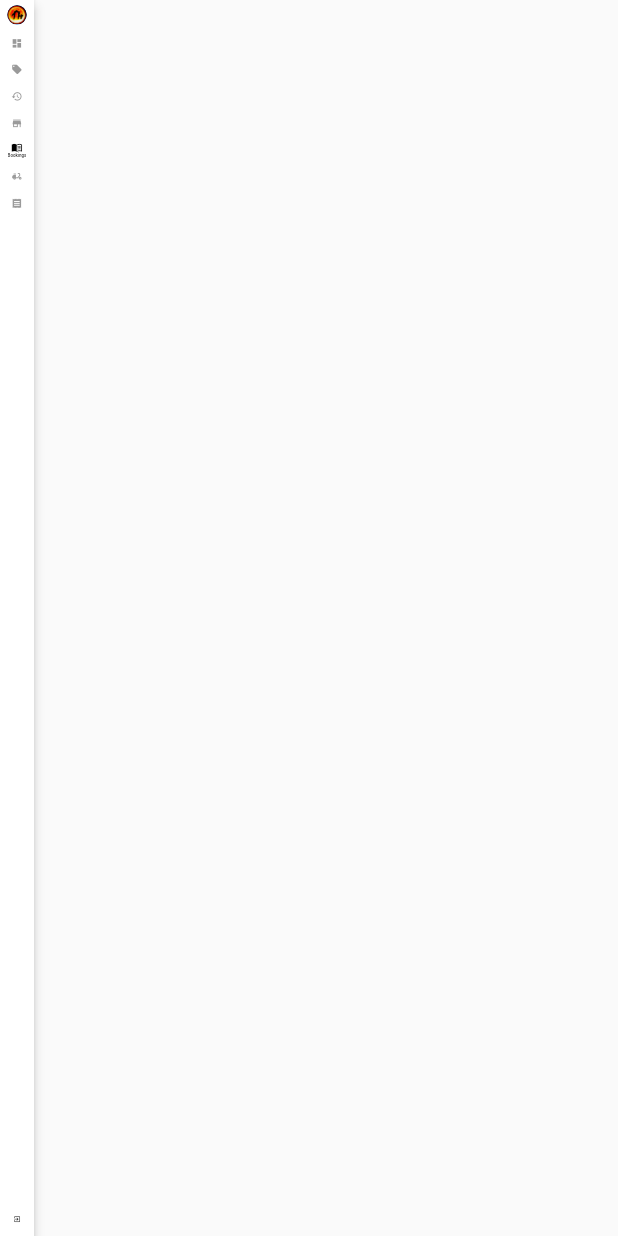
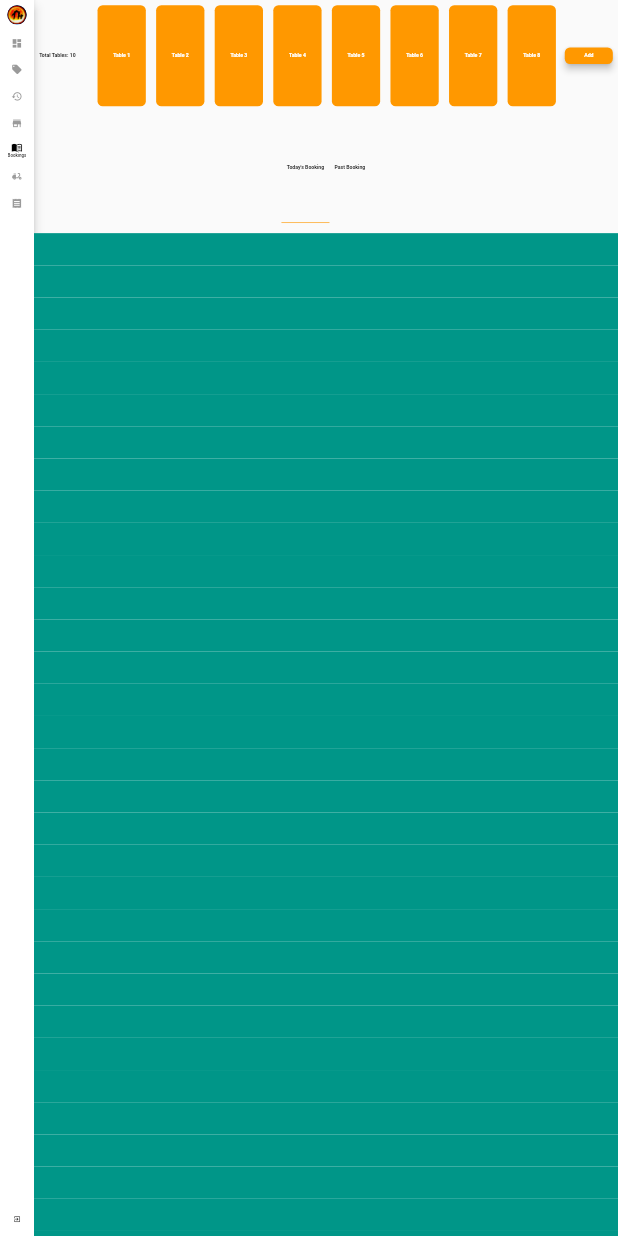
Before and after one commit to sambitraze/thw, a Flutter app: the MyHomePage screen opened directly, on a phone screen of 412 x 824 dp. Run offline on Flutter 3.47's test engine with Material 2 defaults, Android fonts, the phone set to English and light mode, and no system bars; our stand-ins replace firebase_auth, google_fonts, printing, responsive_framework, shared_preferences; missing offline and left inert: firebase_auth_web, firebase_core_web, searchable_dropdown, shared_preferences_web; accounts and stored records are empty.

Commit message:
update booking

```diff
--- a/lib/view/Booking/bookingScreen.dart
+++ b/lib/view/Booking/bookingScreen.dart
@@ -1,18 +1,152 @@
 import 'package:flutter/material.dart';
+import 'package:flutter/painting.dart';
 
 class BookingScreen extends StatefulWidget {
   @override
   _BookingScreenState createState() => _BookingScreenState();
 }
 
-class _BookingScreenState extends State<BookingScreen> {
+class _BookingScreenState extends State<BookingScreen>
+    with TickerProviderStateMixin {
+  int totalTableCount = 10;
+  int _index = 0;
+  TabController _tabController;
+
+  @override
+  void initState() {
+    _tabController =
+        TabController(length: 2, vsync: this, initialIndex: _index);
+    super.initState();
+  }
+
   @override
   Widget build(BuildContext context) {
     return Container(
       child: Column(
         children: [
-          Expanded(flex: 1,child: Row()),
-          Expanded(flex: 9,child: Row()),
+          Expanded(
+            flex: 1,
+            child: Row(
+              children: [
+                Expanded(
+                  child: Padding(
+                    padding: const EdgeInsets.all(16.0),
+                    child: Text(
+                      "Total Tables: $totalTableCount",
+                      style: TextStyle(
+                          fontSize: 16,
+                          fontWeight: FontWeight.bold,
+                          color: Colors.black),
+                    ),
+                  ),
+                  flex: 1,
+                ),
+                Expanded(
+                  child: ListView.builder(
+                    itemCount: totalTableCount,
+                    scrollDirection: Axis.horizontal,
+                    itemBuilder: (context, index) => Padding(
+                      padding: const EdgeInsets.all(16.0),
+                      child: Container(
+                        decoration: BoxDecoration(
+                          borderRadius: BorderRadius.circular(16),
+                          color: Colors.orange,
+                        ),
+                        width: 150,
+                        height: 50,
+                        child: Center(
+                          child: Text(
+                            "Table ${index + 1}",
+                            style: TextStyle(
+                                fontSize: 16,
+                                fontWeight: FontWeight.bold,
+                                color: Colors.white),
+                          ),
+                        ),
+                      ),
+                    ),
+                  ),
+                  flex: 8,
+                ),
+                Expanded(
+                  child: Padding(
+                    padding: const EdgeInsets.all(16.0),
+                    child: MaterialButton(
+                      shape: RoundedRectangleBorder(
+                          borderRadius: BorderRadius.circular(16)),
+                      color: Colors.orange,
+                      onPressed: () {},
+                      child: Padding(
+                        padding: const EdgeInsets.symmetric(vertical: 16.0),
+                        child: Text(
+                          "Add",
+                          style: TextStyle(
+                              fontSize: 16,
+                              fontWeight: FontWeight.bold,
+                              color: Colors.white),
+                        ),
+                      ),
+                    ),
+                  ),
+                  flex: 1,
+                ),
+              ],
+            ),
+          ),
+          Expanded(
+            flex: 1,
+            child: TabBar(
+              isScrollable: true,
+              controller: _tabController,
+              indicatorColor: Colors.orange,
+              labelStyle: TextStyle(
+                  fontSize: 16,
+                  fontWeight: FontWeight.bold,
+                  color: Colors.white),
+              unselectedLabelStyle:
+                  TextStyle(fontSize: 16, fontWeight: FontWeight.bold),
+              unselectedLabelColor: Colors.black,
+              labelColor: Colors.black,
+              tabs: [
+                Tab(
+                  text: "Today's Booking",
+                ),
+                Tab(
+                  text: "Past Booking",
+                ),
+              ],
+              onTap: (value) {
+                setState(() {
+                  _index = value;
+                });
+                _tabController.animateTo(value,
+                    curve: Curves.easeIn,
+                    duration: Duration(milliseconds: 500));
+              },
+            ),
+          ),
+          SizedBox(height: 32,),
+          Expanded(
+            flex: 9,
+            child: TabBarView(
+               physics: NeverScrollableScrollPhysics(),
+              controller: _tabController,
+              children: <Widget>[
+                ListView.builder(
+                    itemBuilder: (context, index) => Container(
+                          height: 100,
+                          width: 500,
+                          color: Colors.teal,
+                        )),
+                ListView.builder(
+                    itemBuilder: (context, index) => Container(
+                          height: 100,
+                          width: 500,
+                          color: Colors.greenAccent,
+                        )),
+              ],
+            ),
+          ),
         ],
       ),
     );
```
Also changed, not shown: lib/services/bookingService.dart (+79 -0 lines).
